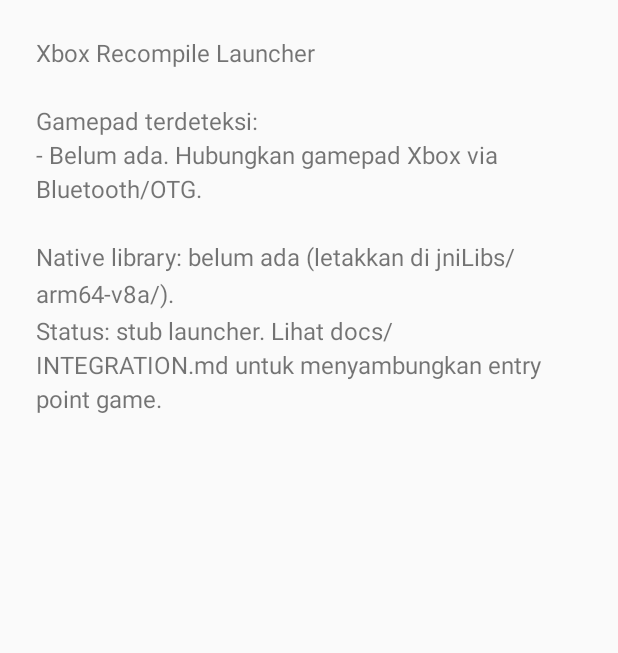
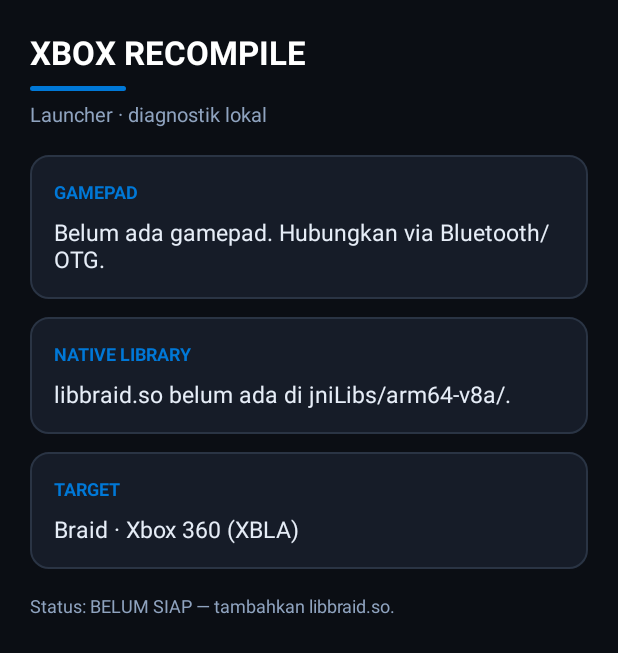
Before and after one commit to sionlimitles-spec/xbox-recompile-apk, an Android app: the screen it shows after launch (MainActivity), on a phone screen of 412 x 824 dp. Shown: the top 653 px of the screen. Run offline under Robolectric (Android 15) with nearby library versions, the phone set to English and light mode, and no system bars.

Commit message:
Improve launcher UI/UX: dark console-style cards and clear states

```diff
--- a/launcher/app/src/main/AndroidManifest.xml
+++ b/launcher/app/src/main/AndroidManifest.xml
@@ -5,7 +5,7 @@
         android:allowBackup="true"
         android:label="@string/app_name"
         android:supportsRtl="true"
-        android:theme="@android:style/Theme.Material.Light.NoActionBar">
+        android:theme="@style/AppTheme">
 
         <activity
             android:name=".MainActivity"
--- a/launcher/app/src/main/java/com/example/xboxrecompile/MainActivity.java
+++ b/launcher/app/src/main/java/com/example/xboxrecompile/MainActivity.java
@@ -11,7 +11,10 @@ import java.util.Locale;
 
 public class MainActivity extends Activity {
 
-    private TextView statusView;
+    private TextView gamepadStatusView;
+    private TextView libraryStatusView;
+    private TextView targetStatusView;
+    private TextView hintView;
     private boolean nativeLibraryLoaded = false;
 
     // Kontrak JNI minimal; diimplementasikan oleh libbraid.so hasil recompile.
@@ -39,7 +42,12 @@ public class MainActivity extends Activity {
     protected void onCreate(Bundle savedInstanceState) {
         super.onCreate(savedInstanceState);
         setContentView(R.layout.activity_main);
-        statusView = findViewById(R.id.status);
+
+        gamepadStatusView = findViewById(R.id.gamepad_status);
+        libraryStatusView = findViewById(R.id.library_status);
+        targetStatusView = findViewById(R.id.target_status);
+        hintView = findViewById(R.id.hint);
+
         loadNativeLibrary();
         refresh();
     }
@@ -73,14 +81,12 @@ public class MainActivity extends Activity {
     }
 
     private void refresh() {
-        if (statusView == null) {
+        if (gamepadStatusView == null) {
             return;
         }
 
-        StringBuilder text = new StringBuilder("Xbox Recompile Launcher\n\n");
-        text.append("Gamepad terdeteksi:\n");
-
-        boolean found = false;
+        boolean gamepadFound = false;
+        StringBuilder devices = new StringBuilder();
         InputManager im = (InputManager) getSystemService(Context.INPUT_SERVICE);
         if (im != null) {
             for (int deviceId : im.getInputDeviceIds()) {
@@ -89,23 +95,30 @@ public class MainActivity extends Activity {
                     continue;
                 }
                 if ((device.getSources() & InputDevice.SOURCE_GAMEPAD) == InputDevice.SOURCE_GAMEPAD) {
-                    found = true;
-                    text.append(String.format(Locale.getDefault(),
+                    gamepadFound = true;
+                    devices.append(String.format(Locale.getDefault(),
                             "- %s (vendor 0x%04X, product 0x%04X)\n",
                             device.getName(), device.getVendorId(), device.getProductId()));
                 }
             }
         }
 
-        if (!found) {
-            text.append("- Belum ada. Hubungkan gamepad Xbox via Bluetooth/OTG.\n");
+        gamepadStatusView.setText(
+                gamepadFound ? devices.toString() : getString(R.string.gamepad_empty));
+        libraryStatusView.setText(getString(nativeLibraryLoaded
+                ? R.string.library_ready
+                : R.string.library_missing));
+        targetStatusView.setText(getString(R.string.target_value));
+        hintView.setText(buildStateHint(gamepadFound));
+    }
+
+    private String buildStateHint(boolean gamepadFound) {
+        if (!nativeLibraryLoaded) {
+            return getString(R.string.state_not_ready);
         }
-
-        text.append("\nNative library: ");
-        text.append(nativeLibraryLoaded
-                ? "libbraid.so termuat."
-                : "belum ada (letakkan di jniLibs/arm64-v8a/).");
-        text.append("\nStatus: stub launcher. Lihat docs/INTEGRATION.md untuk menyambungkan entry point game.");
-        statusView.setText(text.toString());
+        if (!gamepadFound) {
+            return getString(R.string.state_library_only);
+        }
+        return getString(R.string.state_ready);
     }
 }
--- /dev/null
+++ b/launcher/app/src/main/res/drawable/accent_bar.xml
@@ -0,0 +1,6 @@
+<?xml version="1.0" encoding="utf-8"?>
+<shape xmlns:android="http://schemas.android.com/apk/res/android"
+    android:shape="rectangle">
+    <solid android:color="#0078D7" />
+    <corners android:radius="2dp" />
+</shape>
--- /dev/null
+++ b/launcher/app/src/main/res/drawable/card_bg.xml
@@ -0,0 +1,14 @@
+<?xml version="1.0" encoding="utf-8"?>
+<shape xmlns:android="http://schemas.android.com/apk/res/android"
+    android:shape="rectangle">
+    <solid android:color="#161C28" />
+    <stroke
+        android:width="1dp"
+        android:color="#2A3444" />
+    <corners android:radius="12dp" />
+    <padding
+        android:bottom="2dp"
+        android:left="2dp"
+        android:right="2dp"
+        android:top="2dp" />
+</shape>
--- a/launcher/app/src/main/res/layout/activity_main.xml
+++ b/launcher/app/src/main/res/layout/activity_main.xml
@@ -2,14 +2,124 @@
 <ScrollView xmlns:android="http://schemas.android.com/apk/res/android"
     android:layout_width="match_parent"
     android:layout_height="match_parent"
-    android:padding="24dp">
+    android:background="#0B0E14"
+    android:fillViewport="true">
 
-    <TextView
-        android:id="@+id/status"
+    <LinearLayout
         android:layout_width="match_parent"
         android:layout_height="wrap_content"
-        android:lineSpacingExtra="4dp"
-        android:text="@string/status_initial"
-        android:textSize="16sp" />
+        android:orientation="vertical"
+        android:padding="20dp">
+
+        <TextView
+            android:layout_width="wrap_content"
+            android:layout_height="wrap_content"
+            android:text="@string/title"
+            android:textColor="#FFFFFF"
+            android:textSize="22sp"
+            android:textStyle="bold" />
+
+        <View
+            android:layout_width="64dp"
+            android:layout_height="3dp"
+            android:layout_marginTop="8dp"
+            android:background="@drawable/accent_bar" />
+
+        <TextView
+            android:layout_width="wrap_content"
+            android:layout_height="wrap_content"
+            android:layout_marginTop="6dp"
+            android:text="@string/subtitle"
+            android:textColor="#8FA3BF"
+            android:textSize="13sp" />
+
+        <LinearLayout
+            android:layout_width="match_parent"
+            android:layout_height="wrap_content"
+            android:layout_marginTop="18dp"
+            android:background="@drawable/card_bg"
+            android:orientation="vertical"
+            android:padding="16dp">
+
+            <TextView
+                android:layout_width="wrap_content"
+                android:layout_height="wrap_content"
+                android:text="@string/section_gamepad"
+                android:textColor="#0078D7"
+                android:textSize="12sp"
+                android:textStyle="bold" />
+
+            <TextView
+                android:id="@+id/gamepad_status"
+                android:layout_width="match_parent"
+                android:layout_height="wrap_content"
+                android:layout_marginTop="8dp"
+                android:text="@string/gamepad_empty"
+                android:textColor="#E6EDF7"
+                android:textSize="15sp" />
+        </LinearLayout>
+
+        <LinearLayout
+            android:layout_width="match_parent"
+            android:layout_height="wrap_content"
+            android:layout_marginTop="12dp"
+            android:background="@drawable/card_bg"
+            android:orientation="vertical"
+            android:padding="16dp">
+
+            <TextView
+                android:layout_width="wrap_content"
+                android:layout_height="wrap_content"
+                android:text="@string/section_library"
+                android:textColor="#0078D7"
+                android:textSize="12sp"
+                android:textStyle="bold" />
+
+            <TextView
+                android:id="@+id/library_status"
+                android:layout_width="match_parent"
+                android:layout_height="wrap_content"
+                android:layout_marginTop="8dp"
+                android:text="@string/library_missing"
+                android:textColor="#E6EDF7"
+                android:textSize="15sp" />
+        </LinearLayout>
+
+        <LinearLayout
+            android:layout_width="match_parent"
+            android:layout_height="wrap_content"
+            android:layout_marginTop="12dp"
+            android:background="@drawable/card_bg"
+            android:orientation="vertical"
+            android:padding="16dp">
+
+            <TextView
+                android:layout_width="wrap_content"
+                android:layout_height="wrap_content"
+                android:text="@string/section_target"
+                android:textColor="#0078D7"
+                android:textSize="12sp"
+                android:textStyle="bold" />
+
+            <TextView
+                android:id="@+id/target_status"
+                android:layout_width="match_parent"
+                android:layout_height="wrap_content"
+                android:layout_marginTop="8dp"
+                android:text="@string/target_value"
+                android:textColor="#E6EDF7"
+                android:textSize="15sp" />
+        </LinearLayout>
+
+        <TextView
+            android:id="@+id/hint"
+            android:layout_width="match_parent"
+            android:layout_height="wrap_content"
+            android:layout_marginTop="16dp"
+            android:text="@string/hint"
+            android:textColor="#8FA3BF"
+            android:textSize="12sp" />
+
+    </LinearLayout>
 
 </ScrollView>
--- a/launcher/app/src/main/res/values/strings.xml
+++ b/launcher/app/src/main/res/values/strings.xml
@@ -1,5 +1,20 @@
 <?xml version="1.0" encoding="utf-8"?>
 <resources>
     <string name="app_name">Xbox Recompile Launcher</string>
-    <string name="status_initial">Memuat…</string>
+    <string name="title">XBOX RECOMPILE</string>
+    <string name="subtitle">Launcher · diagnostik lokal</string>
+
+    <string name="section_gamepad">GAMEPAD</string>
+    <string name="section_library">NATIVE LIBRARY</string>
+    <string name="section_target">TARGET</string>
+
+    <string name="gamepad_empty">Belum ada gamepad. Hubungkan via Bluetooth/OTG.</string>
+    <string name="library_missing">libbraid.so belum ada di jniLibs/arm64-v8a/.</string>
+    <string name="library_ready">libbraid.so termuat.</string>
+    <string name="target_value">Braid · Xbox 360 (XBLA)</string>
+    <string name="hint">Stub launcher. Lihat docs/UI.md untuk state dan alur UI.</string>
+
+    <string name="state_not_ready">Status: BELUM SIAP — tambahkan libbraid.so.</string>
+    <string name="state_library_only">Status: LIBRARY SIAP — gamepad belum terhubung.</string>
+    <string name="state_ready">Status: SIAP — gamepad dan library tersedia.</string>
 </resources>
--- /dev/null
+++ b/launcher/app/src/main/res/values/styles.xml
@@ -0,0 +1,12 @@
+<?xml version="1.0" encoding="utf-8"?>
+<resources>
+
+    <style name="AppTheme" parent="android:style/Theme.Material.NoActionBar">
+        <item name="android:colorPrimary">#0B0E14</item>
+        <item name="android:colorPrimaryDark">#07090D</item>
+        <item name="android:colorAccent">#0078D7</item>
+        <item name="android:windowBackground">#0B0E14</item>
+        <item name="android:textColorPrimary">#FFFFFF</item>
+    </style>
+
+</resources>
```
Also changed, not shown: 2 other files.
